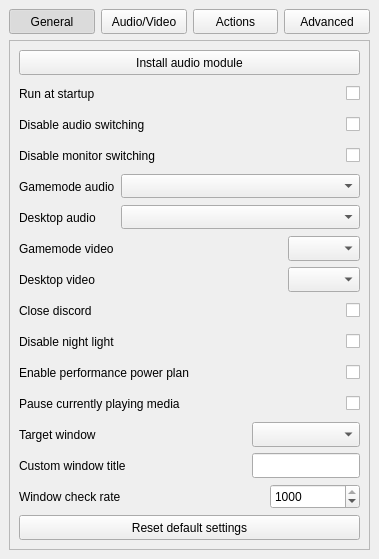
The window that Configurator/Configurator.ui (Odizinne/BigPictureTV) describes before a commit, drawn with Qt 5.
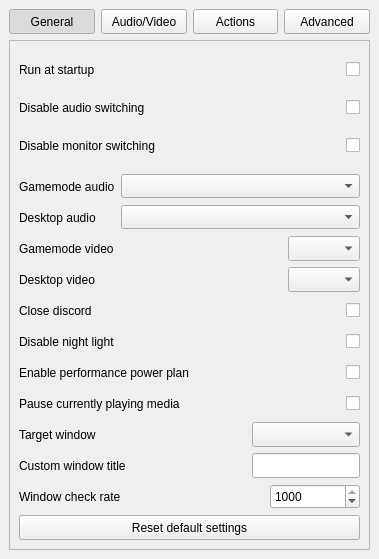
The same window after the commit.

Commit message: Use windows sdk to set audio device, dropped AudioDeviceCMDlets

What changed in the file:
```diff
--- a/Configurator/Configurator.ui
+++ b/Configurator/Configurator.ui
@@ -374,78 +374,7 @@
           <property name="spacing">
            <number>6</number>
           </property>
-          <item row="0" column="0" colspan="2">
-           <widget class="QPushButton" name="installAudioButton">
-            <property name="minimumSize">
-             <size>
-              <width>0</width>
-              <height>25</height>
-             </size>
-            </property>
-            <property name="text">
-             <string>Install audio module</string>
-            </property>
-           </widget>
-          </item>
-          <item row="1" column="0">
-           <widget class="QLabel" name="startupLabel">
-            <property name="minimumSize">
-             <size>
-              <width>0</width>
-              <height>25</height>
-             </size>
-            </property>
-            <property name="text">
-             <string>Run at startup</string>
-            </property>
-           </widget>
-          </item>
-          <item row="1" column="1">
-           <widget class="QCheckBox" name="startupCheckBox">
-            <property name="minimumSize">
-             <size>
-              <width>0</width>
-              <height>25</height>
-             </size>
-            </property>
-            <property name="layoutDirection">
-             <enum>Qt::LayoutDirection::RightToLeft</enum>
-            </property>
-            <property name="text">
-             <string/>
-            </property>
-           </widget>
-          </item>
           <item row="2" column="0">
-           <widget class="QLabel" name="disableAudioLabel">
-            <property name="minimumSize">
-             <size>
-              <width>0</width>
-              <height>25</height>
-             </size>
-            </property>
-            <property name="text">
-             <string>Disable audio switching</string>
-            </property>
-           </widget>
-          </item>
-          <item row="2" column="1">
-           <widget class="QCheckBox" name="disableAudioCheckBox">
-            <property name="minimumSize">
-             <size>
-              <width>0</width>
-              <height>25</height>
-             </size>
-            </property>
-            <property name="layoutDirection">
-             <enum>Qt::LayoutDirection::RightToLeft</enum>
-            </property>
-            <property name="text">
-             <string/>
-            </property>
-           </widget>
-          </item>
-          <item row="3" column="0">
            <widget class="QLabel" name="disableMonitorLabel">
             <property name="minimumSize">
              <size>
@@ -458,7 +387,39 @@
             </property>
            </widget>
           </item>
-          <item row="3" column="1">
+          <item row="1" column="1">
+           <widget class="QCheckBox" name="disableAudioCheckBox">
+            <property name="minimumSize">
+             <size>
+              <width>0</width>
+              <height>25</height>
+             </size>
+            </property>
+            <property name="layoutDirection">
+             <enum>Qt::LayoutDirection::RightToLeft</enum>
+            </property>
+            <property name="text">
+             <string/>
+            </property>
+           </widget>
+          </item>
+          <item row="0" column="1">
+           <widget class="QCheckBox" name="startupCheckBox">
+            <property name="minimumSize">
+             <size>
+              <width>0</width>
+              <height>25</height>
+             </size>
+            </property>
+            <property name="layoutDirection">
+             <enum>Qt::LayoutDirection::RightToLeft</enum>
+            </property>
+            <property name="text">
+             <string/>
+            </property>
+           </widget>
+          </item>
+          <item row="2" column="1">
            <widget class="QCheckBox" name="disableMonitorCheckBox">
             <property name="minimumSize">
              <size>
@@ -474,6 +435,32 @@
             </property>
            </widget>
           </item>
+          <item row="1" column="0">
+           <widget class="QLabel" name="disableAudioLabel">
+            <property name="minimumSize">
+             <size>
+              <width>0</width>
+              <height>25</height>
+             </size>
+            </property>
+            <property name="text">
+             <string>Disable audio switching</string>
+            </property>
+           </widget>
+          </item>
+          <item row="0" column="0">
+           <widget class="QLabel" name="startupLabel">
+            <property name="minimumSize">
+             <size>
+              <width>0</width>
+              <height>25</height>
+             </size>
+            </property>
+            <property name="text">
+             <string>Run at startup</string>
+            </property>
+           </widget>
+          </item>
          </layout>
         </widget>
        </item>
```
The commit also changes 9 other files.
